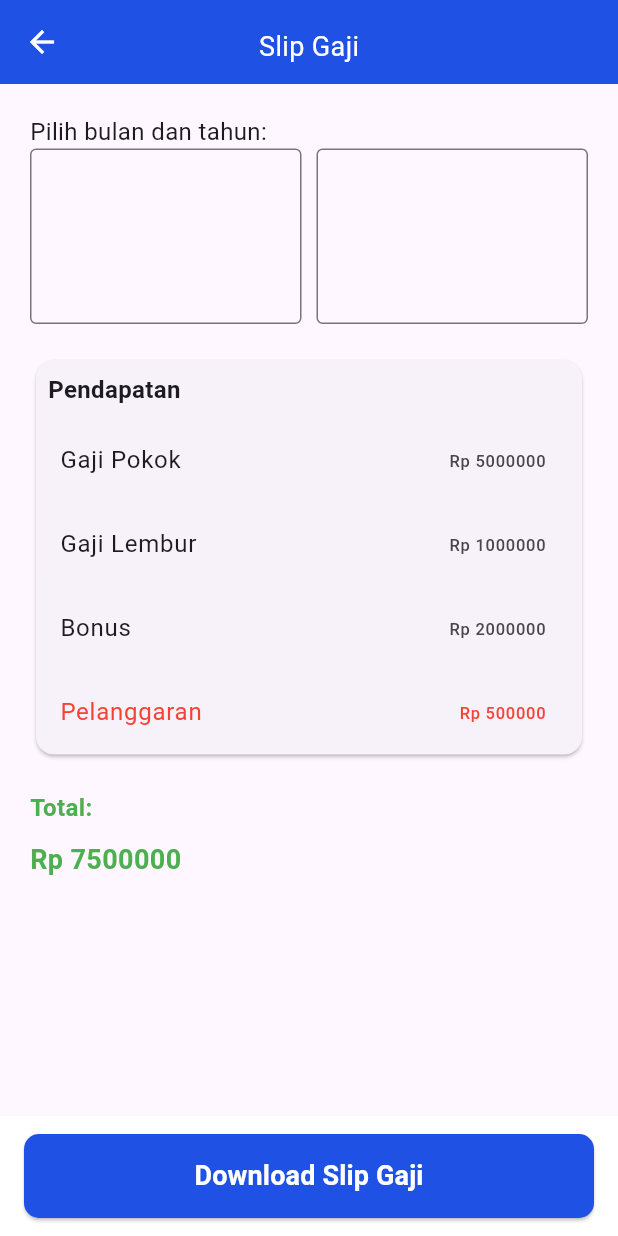
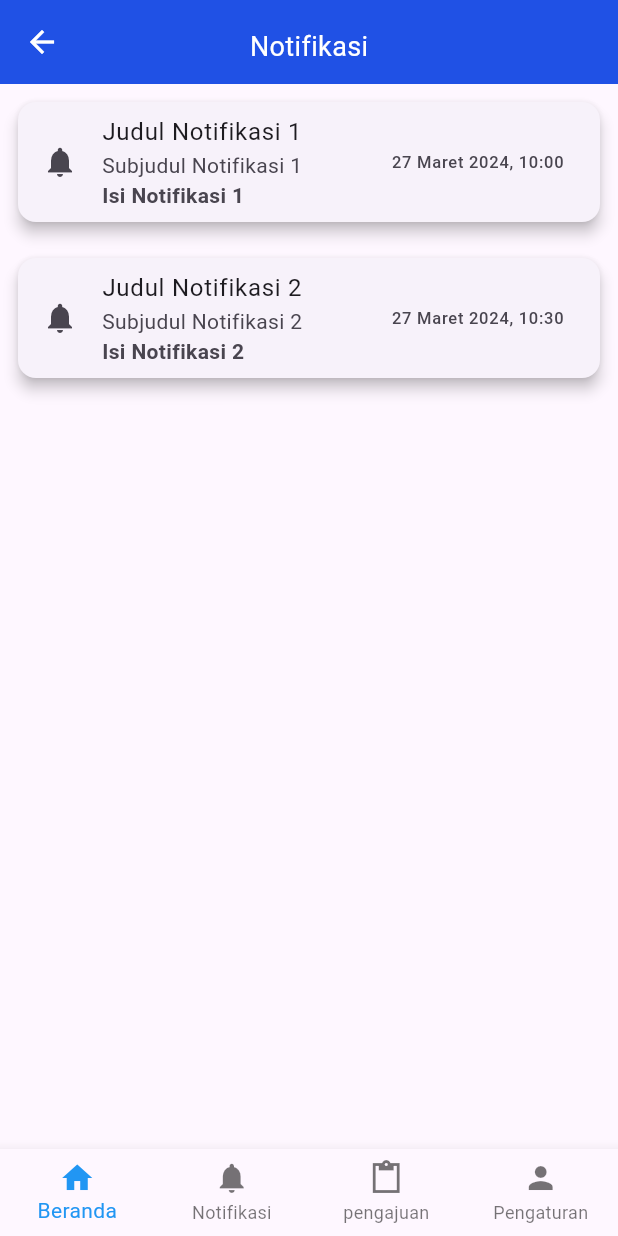
Before and after one commit to ippl-hr-application/frontend-mobile, a Flutter app: the screen it shows after launch, on a phone screen of 412 x 824 dp. Run offline on Flutter 3.47's test engine with Material 3 defaults, Android fonts, the phone set to English and light mode, and no system bars; our stand-ins replace calendar_date_picker2, dio, file_picker, flutter_form_builder, flutter_riverpod, flutter_speed_dial and 8 more; generated files the repository leaves out were written again.

Commit message:
payroll & notif

```diff
--- /dev/null
+++ b/lib/features/notification/presentation/screens/notification_page.dart
@@ -0,0 +1,101 @@
+import 'package:flutter/material.dart';
+import 'package:go_router/go_router.dart';
+import 'package:meraih_mobile/widgets/card_app_bar.dart';
+
+class Notif_Page extends StatelessWidget {
+  const Notif_Page({Key? key});
+
+  @override
+  Widget build(BuildContext context) {
+    return Scaffold(
+      appBar: AppBar(
+        backgroundColor: const Color.fromRGBO(32, 81, 229, 1),
+        leading: IconButton(
+          icon: const Icon(
+            Icons.arrow_back,
+            color: Colors.white,
+          ),
+          onPressed: () {
+            context.go('/');
+          },
+        ),
+        flexibleSpace: const Stack(
+          children: [
+            Positioned(
+              left: 0,
+              right: 0,
+              top: 18,
+              child: Center(
+                child: Text(
+                  "Notifikasi",
+                  style: TextStyle(fontSize: 18.0, color: Colors.white),
+                ),
+              ),
+            ),
+          ],
+        ),
+      ),
+      body: ListView.builder(
+        itemCount: notifList.length,
+        itemBuilder: (context, index) {
+          return Padding(
+            padding: const EdgeInsets.all(8.0),
+            child: Card(
+              elevation: 4,
+              child: ListTile(
+                leading: Icon(Icons.notifications),
+                title: Text(notifList[index].title),
+                subtitle: Column(
+                  crossAxisAlignment: CrossAxisAlignment.start,
+                  children: [
+                    Text(notifList[index].subtitle),
+                    Text(
+                      notifList[index].content,
+                      style: TextStyle(fontWeight: FontWeight.bold),
+                    ),
+                  ],
+                ),
+                trailing: Text(notifList[index].timestamp), // Trailing untuk timestamp
+              ),
+            ),
+          );
+
+        },
+
+      ),
+      bottomNavigationBar: Container(
+        child: const ButtomBar(),
+      ),
+    );
+
+  }
+}
+
+class Notification {
+  final String title;
+  final String subtitle;
+  final String content;
+  final String timestamp;
+
+  Notification({
+    required this.title,
+    required this.subtitle,
+    required this.content,
+    required this.timestamp,
+  });
+}
+
+final List<Notification> notifList = [
+  Notification(
+    title: "Judul Notifikasi 1",
+    subtitle: "Subjudul Notifikasi 1",
+    content: "Isi Notifikasi 1",
+    timestamp: "27 Maret 2024, 10:00",
+  ),
+  Notification(
+    title: "Judul Notifikasi 2",
+    subtitle: "Subjudul Notifikasi 2",
+    content: "Isi Notifikasi 2",
+    timestamp: "27 Maret 2024, 10:30",
+  ),
+];
--- a/lib/features/payroll/screens/payroll_page.dart
+++ b/lib/features/payroll/screens/payroll_page.dart
@@ -1,5 +1,6 @@
 import 'package:flutter/material.dart';
 import 'package:go_router/go_router.dart';
+import 'package:flutter_speed_dial/flutter_speed_dial.dart';
 
 class PayrollPage extends StatefulWidget {
   const PayrollPage({Key? key}) : super(key: key);
@@ -235,34 +236,11 @@ class _PayrollPageState extends State<PayrollPage> {
           ],
         ),
       ),
-      bottomNavigationBar: BottomAppBar(
-        color: const Color.fromARGB(255, 255, 255, 255),
-        child: Container(
-          width: double.infinity,
-          decoration: const BoxDecoration(
-            // color: Color.fromRGBO(255, 255, 255, 1),
-            borderRadius: BorderRadius.all(Radius.circular(6)),
-          ),
-          child: ElevatedButton(
-            onPressed: () {
-              // Perform action on button press
-            },
-            style: ElevatedButton.styleFrom(
-              backgroundColor: const Color.fromRGBO(32, 81, 229, 1),
-              shape: const RoundedRectangleBorder(
-                borderRadius: BorderRadius.all(Radius.circular(10)),
-              ),
-            ),
-            child: const Text(
-              "Download Slip Gaji",
-              style: TextStyle(
-                  fontSize: 18.0,
-                  fontWeight: FontWeight.bold,
-                  color: Colors.white),
-            ),
-          ),
-        ),
-      ),
+      floatingActionButton: SpeedDial(
+        backgroundColor: const Color.fromRGBO(32, 81, 229, 1),
+        icon: Icons.file_download,
+        foregroundColor: Colors.white,
+      )
     );
   }
 }
--- a/lib/routes/app_router.dart
+++ b/lib/routes/app_router.dart
@@ -14,6 +14,7 @@ import 'package:meraih_mobile/features/submission/presentation/screen/form_kehad
 import 'package:meraih_mobile/features/submission/presentation/screen/submission.dart';
 import 'package:meraih_mobile/features/submission/presentation/screen/form_izin.dart';
 import 'package:meraih_mobile/features/attendance/presentation/screens/checkin_map.dart';
+import 'package:meraih_mobile/features/notification/presentation/screens/notification_page.dart';
 
 
 part 'app_router.g.dart';
@@ -21,7 +22,7 @@ part 'app_router.g.dart';
 @riverpod
 GoRouter goRouter(GoRouterRef ref) {
   return GoRouter(
-    initialLocation: "/payroll-page",
+    initialLocation: "/notif-page",
     routes: [
       GoRoute(
         path: "/login",
@@ -131,6 +132,14 @@ GoRouter goRouter(GoRouterRef ref) {
           );
         },
       ),
+      GoRoute(
+        path: '/notif-page',
+        pageBuilder: (context, state) {
+          return const NoTransitionPage(
+            child: Notif_Page(),
+          );
+        },
+      ),
     ],
     // redirect: (context, state) async {
     //   SharedPreferences prefs = await SharedPreferences.getInstance();
```
Also changed, not shown: lib/features/submission/presentation/screen/submission.dart (+1 -28 lines).
